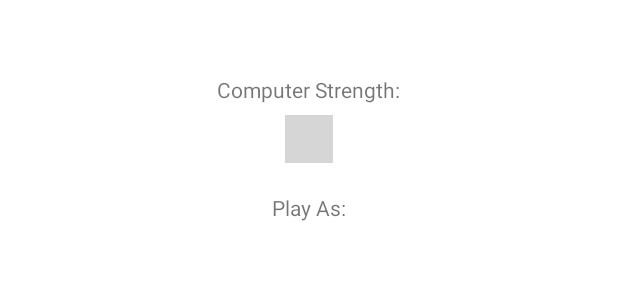
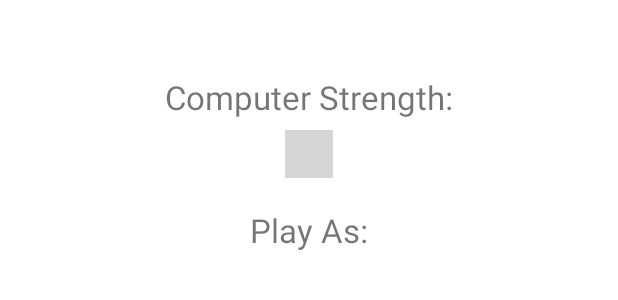
Before and after one commit to guyKN/SmartChessboardApp, an Android app: the layout dialog_start_game.xml on its own in the app's theme, with its tools: preview values and no code run, on a phone screen of 412 x 824 dp. Shown: the top 300 px of the screen. Run offline under Robolectric (Android 15) with nearby library versions, the phone set to English and light mode, and no system bars; plain views replace NumberPicker, SegmentedButton, SegmentedButtonGroup; network calls fail; grey boxes are pictures that could not be loaded.

Commit message:
Make minor changes to font size and texts.

```diff
--- a/app/src/main/java/com/guykn/smartchessboard2/ui/MainFragment.kt
+++ b/app/src/main/java/com/guykn/smartchessboard2/ui/MainFragment.kt
@@ -589,7 +589,7 @@ class MainFragment : PreferenceFragmentCompat() {
                 loadingBroadcastDialog = ProgressDialog.show(
                     requireContext(),
                     null,
-                    "Starting Online Game",
+                    "Loading Online Games",
                     true
                 )
             }
@@ -606,7 +606,7 @@ class MainFragment : PreferenceFragmentCompat() {
                     if (uploadingPgnDialog == null) {
                         uploadingPgnDialog = ProgressDialog.show(
                             requireContext(),
-                            "Loading...",
+                            null,
                             "Uploading Saved Games",
                             true
                         )
@@ -658,6 +658,4 @@ class MainFragment : PreferenceFragmentCompat() {
             Log.w(TAG, "Tried to request enabling bluetooth while bluetooth was already enabled. ")
         }
     }
-
-
 }
--- a/app/src/main/res/layout/dialog_start_game.xml
+++ b/app/src/main/res/layout/dialog_start_game.xml
@@ -5,9 +5,6 @@
     xmlns:app="http://schemas.android.com/apk/res-auto"
     android:orientation="vertical"
     android:layout_margin="10dp">
-    <!--Todo: make all of this look better-->
-
-
         <TextView
             android:layout_gravity="center"
             android:id="@+id/difficulty_label"
@@ -15,7 +12,8 @@
             android:layout_height="wrap_content"
             android:text="@string/computer_strength"
             android:layout_marginTop="40dp"
-            android:layout_marginBottom="7dp"/>
+            android:layout_marginBottom="7dp"
+            android:textSize="22sp"/>
         <com.shawnlin.numberpicker.NumberPicker
             android:id="@+id/ai_difficulty_selector"
             android:layout_marginBottom="20dp"
@@ -37,7 +35,8 @@
             android:id="@+id/ai_color_label"
             android:layout_width="wrap_content"
             android:layout_height="wrap_content"
-            android:text="@string/play_as" />
+            android:text="@string/play_as"
+            android:textSize="22sp"/>
 
     <com.addisonelliott.segmentedbutton.SegmentedButtonGroup
         android:id="@+id/buttonGroup_select_color"
```
Also changed, not shown: app/src/main/java/com/guykn/smartchessboard2/CustomTabManager.kt (+7 -0 lines).
